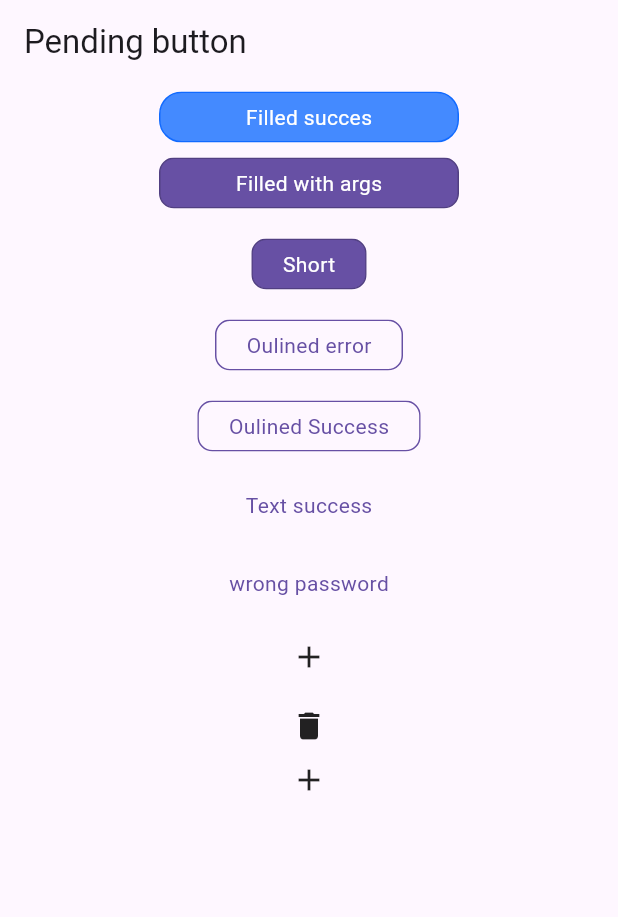
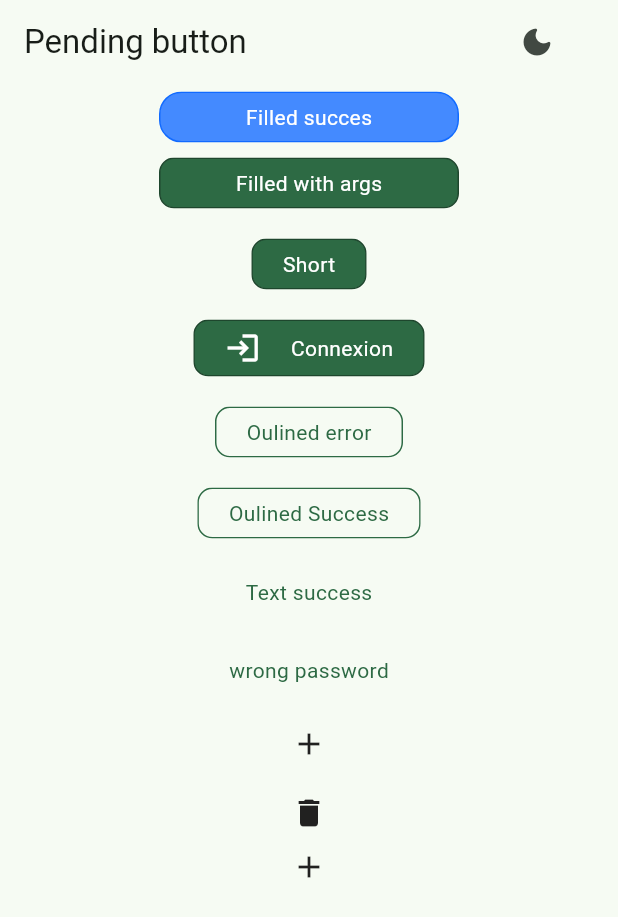
Before and after one commit to MoezAyadiDev/pending_button, a Flutter app: the screen it shows after launch, on a phone screen of 412 x 824 dp. Shown: the top 917 px of the screen. Run offline on Flutter 3.47's test engine with Material 3 defaults, Android fonts, the phone set to English and light mode, and no system bars.

Commit message:
fix foreground color

```diff
--- a/example/lib/main.dart
+++ b/example/lib/main.dart
@@ -1,3 +1,4 @@
+import 'package:example/main_auth.dart';
 import 'package:flutter/material.dart';
 import 'package:pending_button/pending_button.dart';
 
@@ -5,24 +6,77 @@ void main() {
   runApp(const MyApp());
 }
 
-class MyApp extends StatelessWidget {
+class MyApp extends StatefulWidget {
   const MyApp({super.key});
+
+  @override
+  State<MyApp> createState() => _MyAppState();
+}
+
+class _MyAppState extends State<MyApp> {
+  late ThemeMode theme;
+
+  @override
+  void initState() {
+    super.initState();
+    theme = ThemeMode.light;
+  }
+
   @override
   Widget build(BuildContext context) {
-    return const MaterialApp(
+    return MaterialApp(
       title: 'Pending Button Demo',
-      home: HomePage(),
+      themeMode: theme,
+      theme: ThemeData(
+        colorScheme: ColorScheme.fromSeed(
+          seedColor: const Color(0xFF00b266),
+          brightness: Brightness.light,
+        ),
+        useMaterial3: true,
+      ),
+      darkTheme: ThemeData(
+        colorScheme: ColorScheme.fromSeed(
+          seedColor: const Color(0xFF00b266),
+          brightness: Brightness.dark,
+        ),
+        useMaterial3: true,
+      ),
+      home: HomePage(
+        isDark: theme == ThemeMode.dark,
+        callback: () {
+          setState(() {
+            theme =
+                (theme == ThemeMode.dark) ? ThemeMode.light : ThemeMode.dark;
+          });
+        },
+      ),
     );
   }
 }
 
 class HomePage extends StatelessWidget {
-  const HomePage({super.key});
+  final bool isDark;
+  final VoidCallback callback;
+  const HomePage({
+    super.key,
+    required this.isDark,
+    required this.callback,
+  });
   @override
   Widget build(BuildContext context) {
     return Scaffold(
       appBar: AppBar(
         title: const Text('Pending button'),
+        actions: [
+          IconButton(
+            icon: Icon(
+              isDark ? Icons.light_mode_rounded : Icons.dark_mode_rounded,
+            ),
+            tooltip: 'Theme',
+            onPressed: callback,
+          ),
+          const SizedBox(width: 30),
+        ],
       ),
       body: Center(
         child: Column(
@@ -49,8 +103,21 @@ class HomePage extends StatelessWidget {
             PendingButton(
               asynFunction: futureErrorFunction,
               child: const Text('Short'),
-              // width: 200,
-              // height: 50,
+            ),
+            const SizedBox(height: 10),
+            PendingButton(
+              asynFunction: futureErrorFunction,
+              child: Row(
+                mainAxisSize: MainAxisSize.min,
+                children: [
+                  Icon(
+                    Icons.login,
+                    color: Theme.of(context).colorScheme.onPrimary,
+                  ),
+                  const SizedBox(width: 20),
+                  const Text('Connexion'),
+                ],
+              ),
             ),
             const SizedBox(height: 10),
             PendingButton.outlined(
--- a/lib/src/pending_button.dart
+++ b/lib/src/pending_button.dart
@@ -1,4 +1,5 @@
 import 'package:flutter/material.dart';
+import 'package:flutter/rendering.dart';
 import 'package:pending_button/src/core/extensions.dart';
 import 'package:pending_button/src/core/helper.dart';
 import 'package:pending_button/src/core/models.dart';
@@ -256,6 +257,7 @@ class PendingButton extends StatelessWidget {
     //         size: (child as Icon).size,
     //       )
     //     : null;
+
     return ButtonWidget(
       onError: onError,
       asynFunction: asynFunction,
@@ -272,7 +274,16 @@ class PendingButton extends StatelessWidget {
       errorColor: colorError,
       animationDuration: animationDuration ?? const Duration(milliseconds: 200),
       //child: buttonType == ButtonType.icon ? newIcon! : child,
-      child: child,
+      child: Material(
+        textStyle: context.themeText.bodyMedium!.copyWith(
+          color: colorForeground,
+        ),
+        color: Colors.transparent,
+        child: SingleChildScrollView(
+          scrollDirection: Axis.horizontal,
+          child: child,
+        ),
+      ),
     );
   }
 }
--- a/pubspec.yaml
+++ b/pubspec.yaml
@@ -3,9 +3,9 @@ description: "Button peding is an animated button with asynchrnonise state (Idle
 version: 0.0.2
 homepage: https://github.com/MoezAyadiDev/pending_button
 repository: https://github.com/MoezAyadiDev/pending_button
-screenshots:
-  - description: "Screenshot for different type of button pending"
-    path: screenshots\pending_image.png
+# screenshots:
+#   - description: "Screenshot for different type of button pending"
+#     path: screenshots\pending_image.png
 
 environment:
   sdk: ^3.5.3
```
Also changed, not shown: example/lib/main_auth.dart (+4 -3 lines), 1 other file.
